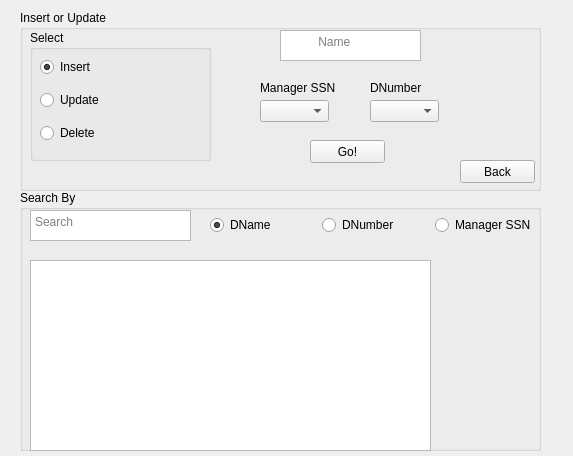
Above: department.ui from Umneiah/PharmaCompany before the change. Below: the same form after it.
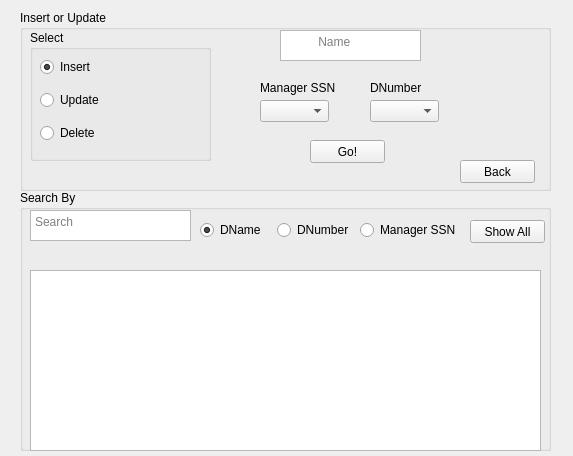
That is the form after the change.

Commit message: updated department and product

The edit to the form file:
```diff
--- a/department.ui
+++ b/department.ui
@@ -18,7 +18,7 @@
     <rect>
      <x>20</x>
      <y>10</y>
-     <width>521</width>
+     <width>531</width>
      <height>181</height>
     </rect>
    </property>
@@ -165,7 +165,7 @@
     <rect>
      <x>20</x>
      <y>190</y>
-     <width>521</width>
+     <width>531</width>
      <height>261</height>
     </rect>
    </property>
@@ -188,10 +188,10 @@
    <widget class="QWidget" name="horizontalLayoutWidget">
     <property name="geometry">
      <rect>
-      <x>190</x>
-      <y>10</y>
-      <width>331</width>
-      <height>51</height>
+      <x>180</x>
+      <y>20</y>
+      <width>261</width>
+      <height>41</height>
      </rect>
     </property>
     <layout class="QHBoxLayout" name="horizontalLayout">
@@ -225,16 +225,25 @@
     <property name="geometry">
      <rect>
       <x>10</x>
-      <y>70</y>
-      <width>401</width>
-      <height>191</height>
+      <y>80</y>
+      <width>511</width>
+      <height>181</height>
      </rect>
     </property>
    </widget>
-   <zorder>Search</zorder>
-   <zorder>horizontalLayoutWidget</zorder>
-   <zorder>SearchTable</zorder>
-   <zorder>SNumber</zorder>
+   <widget class="QPushButton" name="pushButton">
+    <property name="geometry">
+     <rect>
+      <x>450</x>
+      <y>30</y>
+      <width>75</width>
+      <height>23</height>
+     </rect>
+    </property>
+    <property name="text">
+     <string>Show All</string>
+    </property>
+   </widget>
   </widget>
  </widget>
  <resources/>
```
The commit also changes 5 other files.
